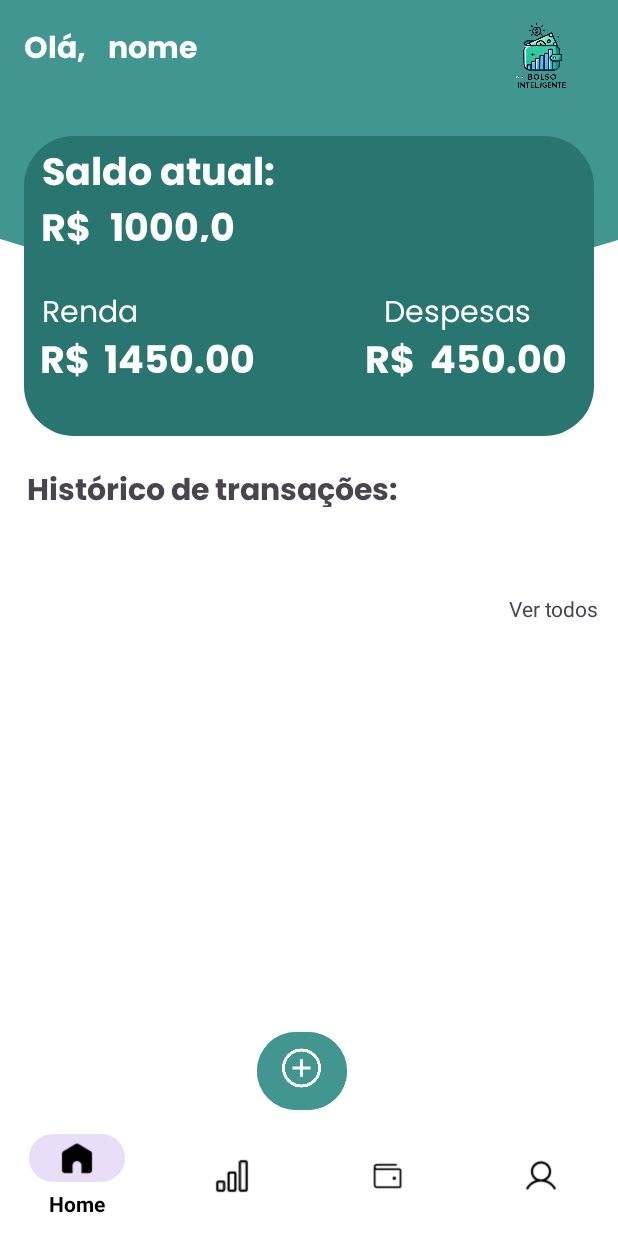
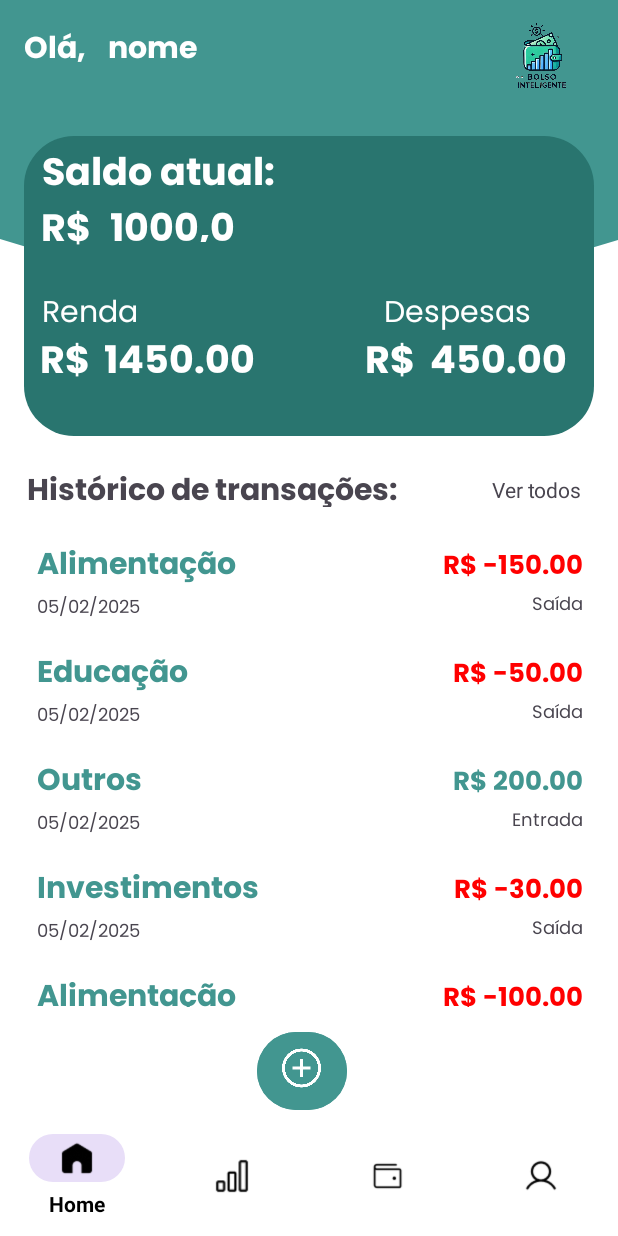
Before and after one commit to deividSantosz/bolsointeligente, an Android app: the MenuActivity screen opened directly, with no data from a screen before it, on a phone screen of 412 x 824 dp. Run offline under Robolectric (Android 15) with nearby library versions, the phone set to English and light mode, and no system bars; our stand-ins replace Room's generated code.

Commit message:
Criando recycler view

```diff
--- a/app/src/main/java/com/example/bolsointeligente/activities/MenuActivity.java
+++ b/app/src/main/java/com/example/bolsointeligente/activities/MenuActivity.java
@@ -2,6 +2,8 @@ package com.example.bolsointeligente.activities;
 
 import androidx.annotation.NonNull;
 import androidx.appcompat.app.AppCompatActivity;
+import androidx.recyclerview.widget.LinearLayoutManager;
+import androidx.recyclerview.widget.RecyclerView;
 
 import android.content.Intent;
 import android.os.Bundle;
@@ -10,12 +12,18 @@ import android.view.View;
 import android.widget.Button;
 
 import com.example.bolsointeligente.R;
+import com.example.bolsointeligente.activities.listaTransacoes.ListaTransacoesAdapter;
+import com.example.bolsointeligente.database.Transacao;
 import com.example.bolsointeligente.fragments.AdicionarTransacao;
 import com.google.android.material.bottomnavigation.BottomNavigationView;
+
+import java.util.ArrayList;
+import java.util.List;
 
 public class MenuActivity extends AppCompatActivity {
 
     Button btnAddTransacao;
+    RecyclerView rv_lista_transacoes;
     public BottomNavigationView bottomNavigationView;
     @Override
     protected void onCreate(Bundle savedInstanceState) {
@@ -24,6 +32,21 @@ public class MenuActivity extends AppCompatActivity {
 
         bottomNavigationView = findViewById(R.id.bottomNavigationView);
         btnAddTransacao = findViewById(R.id.btn_add_transacao);
+        rv_lista_transacoes = findViewById(R.id.rv_transacoes_menu);
+        // Dados fictícios
+        List<Transacao> listaTransacoes = new ArrayList<>();
+        listaTransacoes.add(new Transacao(1, - 150.0, "Pagamento de salário", "Alimentação", System.currentTimeMillis(), 1));
+        listaTransacoes.add(new Transacao(2, -50.0, "Compra supermercado", "Educação", System.currentTimeMillis(), 1));
+        listaTransacoes.add(new Transacao(3, 200.0, "Venda de item", "Outros", System.currentTimeMillis(), 1));
+        listaTransacoes.add(new Transacao(4, -30.0, "Almoço", "Investimentos", System.currentTimeMillis(), 1));
+        listaTransacoes.add(new Transacao(5, -100.0, "Pagamento de contas", "Alimentação", System.currentTimeMillis(), 1));
+
+
+        rv_lista_transacoes.setLayoutManager(new LinearLayoutManager(this));
+        ListaTransacoesAdapter adapter = new ListaTransacoesAdapter(listaTransacoes, this);
+        rv_lista_transacoes.setAdapter(adapter);
+        adapter.notifyDataSetChanged();
+
 
         bottomNavigationView.setOnNavigationItemSelectedListener(new BottomNavigationView.OnNavigationItemSelectedListener() {
             @Override
@@ -42,7 +65,7 @@ public class MenuActivity extends AppCompatActivity {
             }
 
         });
-        btnAddTransacao.setOnClickListener(new View.OnClickListener() {
+       /* btnAddTransacao.setOnClickListener(new View.OnClickListener() {
             @Override
             public void onClick(View v) {
                 // Criando uma instância do fragmento
@@ -54,6 +77,6 @@ public class MenuActivity extends AppCompatActivity {
                         .addToBackStack(null) // Para permitir que o usuário volte para a tela anterior
                         .commit();
             }
-        });
+        }); */
 }
 }
--- /dev/null
+++ b/app/src/main/java/com/example/bolsointeligente/activities/listaTransacoes/ListaTransacoesAdapter.java
@@ -0,0 +1,63 @@
+package com.example.bolsointeligente.activities.listaTransacoes;
+
+import android.content.Context;
+import android.util.Log;
+import android.view.LayoutInflater;
+import android.view.ViewGroup;
+
+import androidx.annotation.NonNull;
+import androidx.recyclerview.widget.RecyclerView;
+
+import com.example.bolsointeligente.R;
+import com.example.bolsointeligente.database.Transacao;
+
+import java.text.SimpleDateFormat;
+import java.util.Date;
+import java.util.List;
+import java.util.Locale;
+
+public class ListaTransacoesAdapter extends RecyclerView.Adapter<ViewHolderListaTransacoes> {
+
+    private List<Transacao> listaTransacoes;
+    private Context activityContext;
+
+    public ListaTransacoesAdapter(List<Transacao> listaTransacoes, Context activityContext) {
+        this.listaTransacoes = listaTransacoes;
+        this.activityContext = activityContext;
+    }
+    @NonNull
+    @Override
+    public ViewHolderListaTransacoes onCreateViewHolder(@NonNull ViewGroup parent, int viewType) {
+        LayoutInflater inflater = LayoutInflater.from(parent.getContext());
+        ViewHolderListaTransacoes viewHolder = new ViewHolderListaTransacoes(inflater.inflate(R.layout.recycler_view_transacao, parent, false));
+        return viewHolder;
+    }
+
+    @Override
+    public void onBindViewHolder(@NonNull ViewHolderListaTransacoes holder, int position) {
+
+        Transacao transacao = listaTransacoes.get(position);
+
+        Log.d("ListaTransacoes", "Posição: " + position + " Tamanho da lista: " + listaTransacoes.size());
+        Date dataTransacao = new Date(transacao.getData());
+        SimpleDateFormat formatter = new SimpleDateFormat("dd/MM/yyyy", Locale.getDefault());
+        String dataFormatada = formatter.format(dataTransacao);
+        holder.txt_data.setText(dataFormatada);
+
+        holder.txt_categoria.setText(transacao.getCategoria());
+
+        if (transacao.getValor()<0) {
+            holder.txt_valor.setText(String.format(Locale.getDefault(), "R$ %.2f", transacao.getValor()));
+            holder.txt_valor.setTextColor(activityContext.getResources().getColor(R.color.vermelho));
+            holder.txt_descricao.setText("Saída");
+        }
+        else {
+            holder.txt_valor.setText(String.format(Locale.getDefault(), "R$ %.2f", transacao.getValor()));
+        }
+    }
+
+    @Override
+    public int getItemCount() {
+        return listaTransacoes.size();
+    }
+}
--- /dev/null
+++ b/app/src/main/java/com/example/bolsointeligente/activities/listaTransacoes/ViewHolderListaTransacoes.java
@@ -0,0 +1,20 @@
+package com.example.bolsointeligente.activities.listaTransacoes;
+
+import android.view.View;
+import android.widget.TextView;
+
+import androidx.annotation.NonNull;
+import androidx.recyclerview.widget.RecyclerView;
+
+import com.example.bolsointeligente.R;
+
+public class ViewHolderListaTransacoes extends RecyclerView.ViewHolder {
+    TextView txt_categoria, txt_data, txt_descricao, txt_valor;
+    public ViewHolderListaTransacoes(@NonNull View itemView) {
+        super(itemView);
+        txt_categoria = itemView.findViewById(R.id.txt_categoria);
+        txt_data = itemView.findViewById(R.id.txt_data);
+        txt_descricao = itemView.findViewById(R.id.txt_descricao);
+        txt_valor = itemView.findViewById(R.id.txt_valor);
+    }
+}
--- a/app/src/main/java/com/example/bolsointeligente/database/Database.java
+++ b/app/src/main/java/com/example/bolsointeligente/database/Database.java
@@ -2,7 +2,8 @@ package com.example.bolsointeligente.database;
 
 import androidx.room.RoomDatabase;
 
-@androidx.room.Database(entities = {Usuario.class}, version = 1, exportSchema = false)
+@androidx.room.Database(entities = {Usuario.class, Transacao.class}, version = 2, exportSchema = false)
 public abstract class Database extends RoomDatabase {
     public abstract UsuarioDao usuarioDao();
+    public abstract TransacaoDao transacaoDao();
 }
--- /dev/null
+++ b/app/src/main/java/com/example/bolsointeligente/database/Transacao.java
@@ -0,0 +1,87 @@
+package com.example.bolsointeligente.database;
+
+import androidx.room.Entity;
+import androidx.room.ForeignKey;
+import androidx.room.PrimaryKey;
+
+import java.util.Date;
+
+@Entity(
+        foreignKeys = @ForeignKey(
+                entity = Usuario.class, // Relaciona com a tabela de usuários
+                parentColumns = "id", // Coluna na tabela de usuários
+                childColumns = "idUsuario", // Coluna nesta tabela (o nome estava correto como idUsuario)
+                onDelete = ForeignKey.CASCADE // Exclui as transações ao deletar o usuário
+        )
+)
+public class Transacao {
+    @PrimaryKey(autoGenerate = true)
+    public long id;
+
+    private double valor;
+    private String descricao;
+    private String categoria;
+    private long  data;
+    private int idUsuario; // Chave estrangeira (deve ser igual ao nome em childColumns acima)
+
+    public Transacao() {
+    }
+
+    public Transacao(long id, double valor, String descricao, String categoria, long  data, int idUsuario) {
+        this.id = id;
+        this.valor = valor;
+        this.descricao = descricao;
+        this.categoria = categoria;
+        this.data = data;
+        this.idUsuario = idUsuario;
+    }
+
+    // Getters e Setters
+    public long getId() {
+        return id;
+    }
+
+    public void setId(long id) {
+        this.id = id;
+    }
+
+    public double getValor() {
+        return valor;
+    }
+
+    public void setValor(double valor) {
+        this.valor = valor;
+    }
+
+    public String getDescricao() {
+        return descricao;
+    }
+
+    public void setDescricao(String descricao) {
+        this.descricao = descricao;
+    }
+
+    public String getCategoria() {
+        return categoria;
+    }
+
+    public void setCategoria(String categoria) {
+        this.categoria = categoria;
+    }
+
+    public long  getData() {
+        return data;
+    }
+
+    public void setData(long  data) {
+        this.data = data;
+    }
+
+    public int getIdUsuario() {
+        return idUsuario;
+    }
+
+    public void setIdUsuario(int idUsuario) {
+        this.idUsuario = idUsuario;
+    }
+}
--- a/app/src/main/java/com/example/bolsointeligente/database/Usuario.java
+++ b/app/src/main/java/com/example/bolsointeligente/database/Usuario.java
@@ -2,7 +2,7 @@ package com.example.bolsointeligente.database;
 import androidx.room.Entity;
 import androidx.room.PrimaryKey;
 
-@Entity
+@Entity(tableName = "usuario")
 public class Usuario {
     @PrimaryKey(autoGenerate = true)
     public long id;
--- a/app/src/main/java/com/example/bolsointeligente/database/UsuarioDao.java
+++ b/app/src/main/java/com/example/bolsointeligente/database/UsuarioDao.java
@@ -21,4 +21,9 @@ public interface UsuarioDao {
     @Insert
     public long insereUsuario(Usuario usuario);
 
+    @Transaction
+    @Query("SELECT * FROM usuario WHERE id = :userId")
+    UsuarioTransacao getTransacoesByUserId(long userId);
+
+
 }
--- a/app/src/main/res/layout/activity_menu.xml
+++ b/app/src/main/res/layout/activity_menu.xml
@@ -210,22 +210,24 @@
         android:id="@+id/textView14"
         android:layout_width="wrap_content"
         android:layout_height="wrap_content"
-        android:layout_marginBottom="392dp"
+        android:layout_marginBottom="16dp"
         android:text="Ver todos"
-        app:layout_constraintBottom_toBottomOf="parent"
+        app:layout_constraintBottom_toTopOf="@+id/rv_transacoes_menu"
         app:layout_constraintEnd_toEndOf="parent"
-        app:layout_constraintHorizontal_bias="0.75"
-        app:layout_constraintStart_toEndOf="@+id/textView13"
-        app:layout_constraintTop_toTopOf="@+id/fundoCurvado3"
-        app:layout_constraintVertical_bias="0.959" />
+        app:layout_constraintHorizontal_bias="0.52"
+        app:layout_constraintStart_toEndOf="@+id/textView13" />
 
     <androidx.recyclerview.widget.RecyclerView
-        android:layout_width="0dp"
-        android:layout_height="270dp"
-        android:layout_marginTop="352dp"
+        android:id="@+id/rv_transacoes_menu"
+        android:layout_width="380dp"
+        android:layout_height="319dp"
+        android:layout_marginTop="322dp"
+        app:layout_constraintBottom_toBottomOf="@+id/bottomNavigationView"
         app:layout_constraintEnd_toEndOf="parent"
+        app:layout_constraintHorizontal_bias="0.516"
         app:layout_constraintStart_toStartOf="parent"
-        app:layout_constraintTop_toTopOf="@+id/fundoCurvado3" />
+        app:layout_constraintTop_toTopOf="@+id/fundoCurvado3"
+        app:layout_constraintVertical_bias="0.166" />
 
     <Button
         android:id="@+id/btn_add_transacao"
@@ -265,12 +267,12 @@
         app:layout_constraintStart_toStartOf="parent"
         app:srcCompat="@drawable/plus" />
 
-    <FrameLayout
+    <!-- >> <FrameLayout
         android:id="@+id/fragmentContainer"
         android:layout_width="match_parent"
         android:layout_height="match_parent"
-        android:layout_above="@id/bottomNavigationView"
+        android:layout_above="@id/bottomNavigationView"s
         app:layout_constraintEnd_toEndOf="parent" />
-
+ -->
 
 </androidx.constraintlayout.widget.ConstraintLayout>
--- a/app/src/main/res/layout/activity_transacoes.xml
+++ b/app/src/main/res/layout/activity_transacoes.xml
@@ -116,7 +116,7 @@
 
             <!-- Recycler View -->
             <androidx.recyclerview.widget.RecyclerView
-                android:id="@+id/recyclerViewTransactions"
+                android:id="@+id/rv_transacoes"
                 android:layout_width="match_parent"
                 android:layout_height="0dp"
                 android:layout_marginTop="16dp"
--- a/app/src/main/res/layout/recycler_view_transacao.xml
+++ b/app/src/main/res/layout/recycler_view_transacao.xml
@@ -1,6 +1,50 @@
-<?xml version="1.0" encoding="utf-8"?>
-<androidx.constraintlayout.widget.ConstraintLayout xmlns:android="http://schemas.android.com/apk/res/android"
+<RelativeLayout xmlns:android="http://schemas.android.com/apk/res/android"
     android:layout_width="match_parent"
-    android:layout_height="match_parent">
+    android:layout_height="wrap_content"
+    android:padding="8dp">
 
-</androidx.constraintlayout.widget.ConstraintLayout>
+    <!-- Categoria e Data à esquerda -->
+    <TextView
+        android:id="@+id/txt_categoria"
+        android:layout_width="wrap_content"
+        android:layout_height="wrap_content"
+        android:fontFamily="@font/poppinsbold"
+        android:text="Alimentação"
+        android:textColor="@color/primaria"
+        android:textSize="20sp"
+        android:layout_alignParentLeft="true"
+        android:layout_marginEnd="8dp" />
+
+    <TextView
+        android:id="@+id/txt_data"
+        android:layout_width="wrap_content"
+        android:layout_height="wrap_content"
+        android:fontFamily="@font/poppinsregular"
+        android:text="22 de janeiro"
+        android:textSize="12sp"
+        android:layout_below="@id/txt_categoria"
+        android:layout_alignParentLeft="true" />
+
+    <!-- Valor e Descrição à direita -->
+    <TextView
+        android:id="@+id/txt_valor"
+        android:layout_width="wrap_content"
+        android:layout_height="wrap_content"
+        android:fontFamily="@font/poppinsbold"
+        android:text="R$ 850,00"
+        android:textColor="@color/primaria"
+        android:textSize="17sp"
+        android:layout_alignParentRight="true"
+        android:layout_below="@id/txt_categoria"
+        android:layout_alignBaseline="@id/txt_categoria" />
+
+    <TextView
+        android:id="@+id/txt_descricao"
+        android:layout_width="wrap_content"
+        android:layout_height="wrap_content"
+        android:fontFamily="@font/poppinsregular"
+        android:text="Entrada"
+        android:textSize="12sp"
+        android:layout_below="@id/txt_valor"
+        android:layout_alignParentRight="true" />
+</RelativeLayout>
--- a/app/src/main/res/values/colors.xml
+++ b/app/src/main/res/values/colors.xml
@@ -4,4 +4,5 @@
     <color name="white">#FFFFFFFF</color>
     <color name="primaria">#429690</color>
     <color name="secundaria">#29756F</color>
+    <color name="vermelho">#FF0000</color>
 </resources>
```
Also changed, not shown: app/src/main/java/com/example/bolsointeligente/activities/TransacoesActivity.java (+28 -0 lines), app/src/main/java/com/example/bolsointeligente/database/TransacaoDao.java (added, +10 -0 lines), app/src/main/java/com/example/bolsointeligente/database/UsuarioTransacao.java (added, +17 -0 lines).
